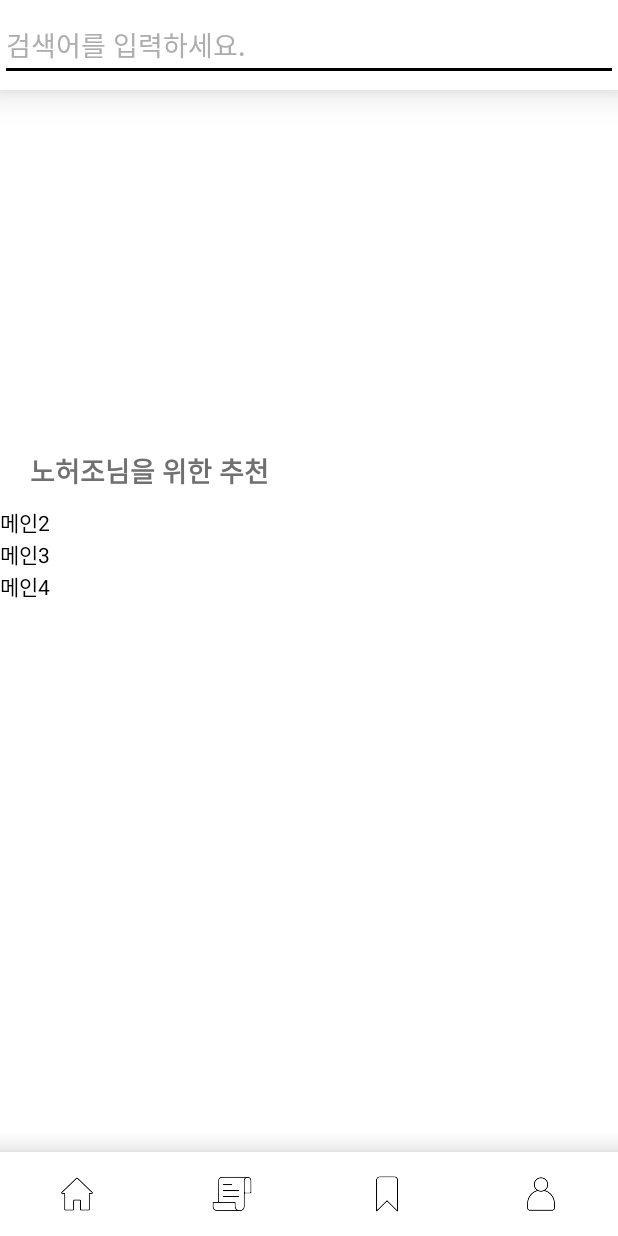
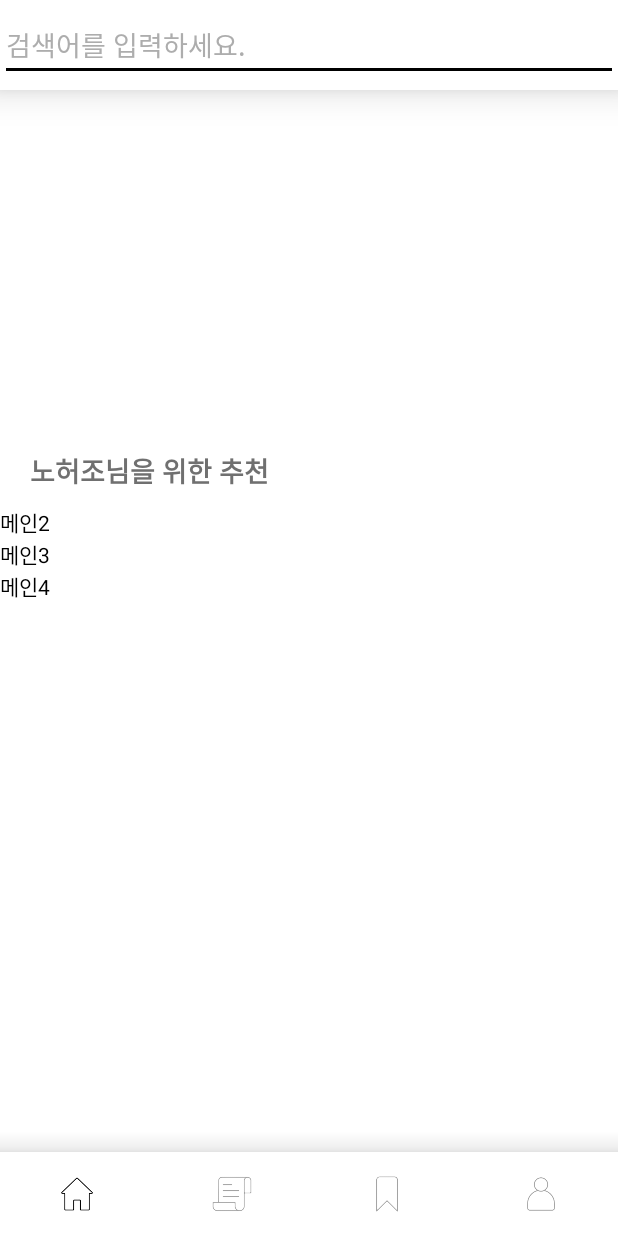
Before and after one commit to Pedal-BF/pedal_sports_app, an Android app: the MainActivity screen opened directly, with no data from a screen before it, on a phone screen of 412 x 824 dp. Run offline under Robolectric (Android 15) with nearby library versions, the phone set to English and light mode, and no system bars; our stand-ins replace Firebase (no records; nobody signed in at launch, a user with empty details on screens opened directly).

Commit message:
선택 메뉴 표시

```diff
--- /dev/null
+++ b/app/src/main/res/drawable/menu_select_color.xml
@@ -0,0 +1,5 @@
+<?xml version="1.0" encoding="utf-8"?>
+<selector xmlns:android="http://schemas.android.com/apk/res/android">
+    <item android:color="#000000" android:state_checked="true" />
+    <item android:color="#a3a3a3" android:state_checked="false" />
+</selector>
--- a/app/src/main/res/layout/activity_main.xml
+++ b/app/src/main/res/layout/activity_main.xml
@@ -51,7 +51,7 @@
         android:layout_alignParentBottom="true"
         android:background="#ffffff"
         app:itemIconSize="33dp"
-        app:itemIconTint="@color/black"
+        app:itemIconTint="@drawable/menu_select_color"
         app:labelVisibilityMode="unlabeled"
         app:layout_constraintBottom_toBottomOf="parent"
         app:menu="@menu/bottom_menu" />
```
